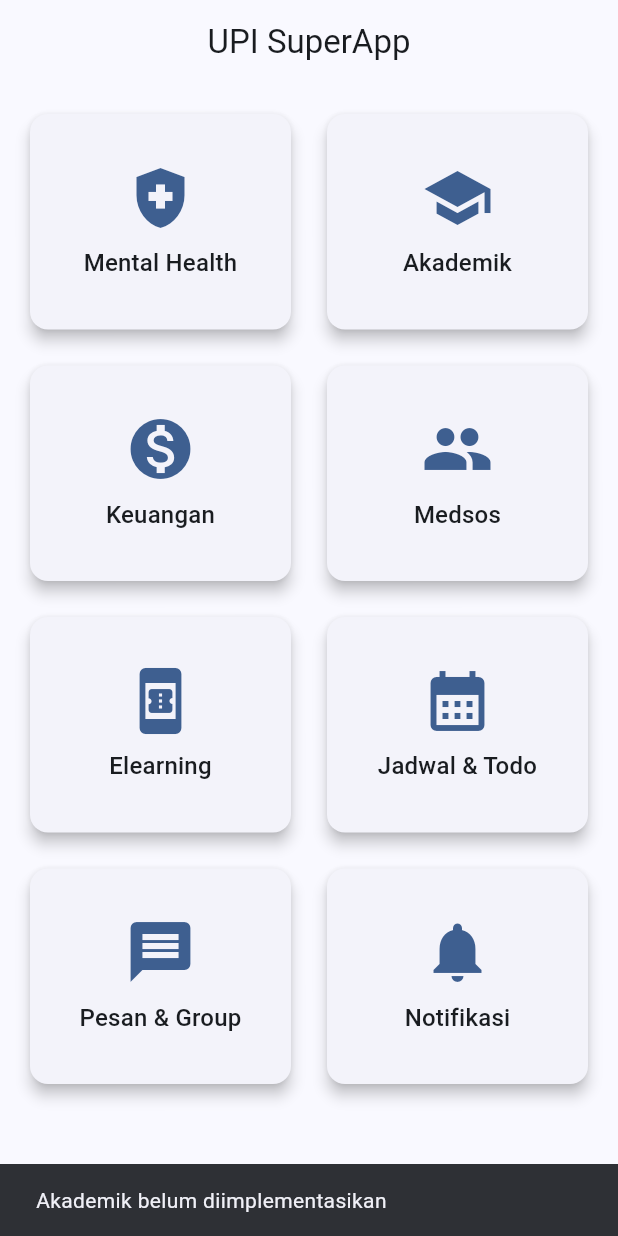
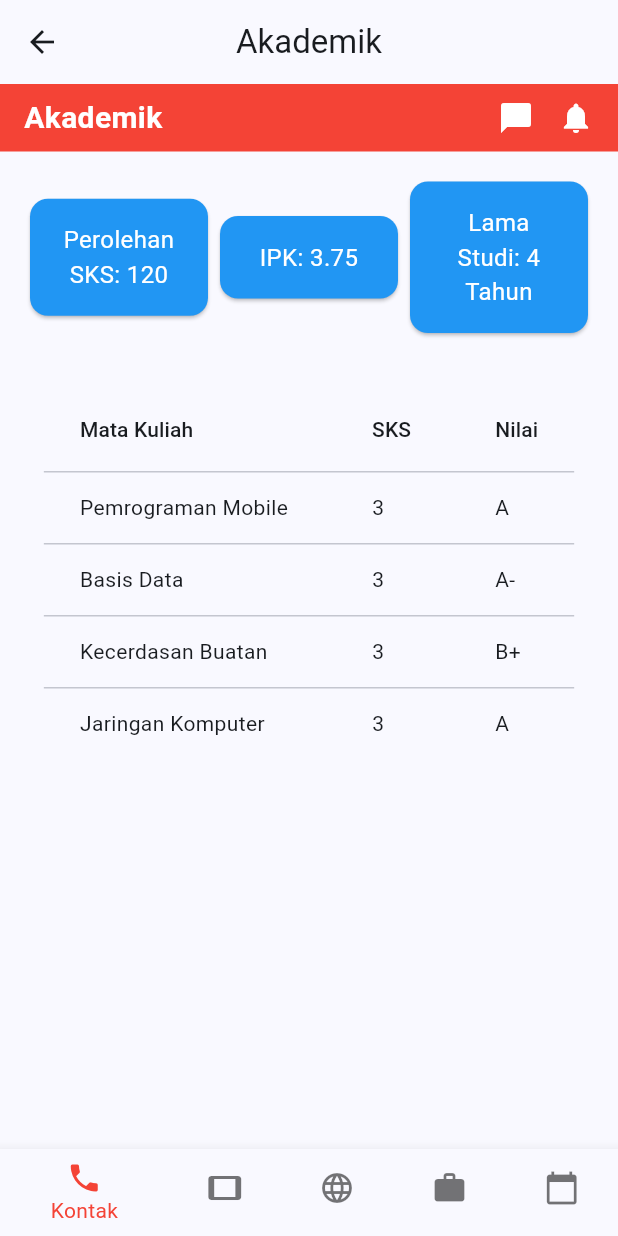
Before and after one commit to DrRhea/upi-life, a Flutter app: the screen it shows after launch, after a tap on "Akademik", on a phone screen of 412 x 824 dp. Run offline on Flutter 3.47's test engine with Material 3 defaults, Android fonts, the phone set to English and light mode, and no system bars.

Commit message:
feat: create academic page/screen

```diff
--- a/lib/Academic/academic_screen.dart
+++ b/lib/Academic/academic_screen.dart
@@ -0,0 +1,129 @@
+import 'package:flutter/material.dart';
+
+class AcademicScreen extends StatelessWidget {
+  const AcademicScreen({super.key});
+
+  @override
+  Widget build(BuildContext context) {
+    return Scaffold(
+      appBar: AppBar(
+        title: const Text('Akademik'),
+        centerTitle: true,
+      ),
+      body: Column(
+        children: [
+          Container(
+            color: Colors.red,
+            padding: const EdgeInsets.symmetric(horizontal: 16, vertical: 8),
+            child: Row(
+              mainAxisAlignment: MainAxisAlignment.spaceBetween,
+              children: const [
+                Text(
+                  'Akademik',
+                  style: TextStyle(
+                      color: Colors.white,
+                      fontSize: 20,
+                      fontWeight: FontWeight.bold),
+                ),
+                Row(
+                  children: [
+                    Icon(Icons.chat_bubble, color: Colors.white),
+                    SizedBox(width: 16),
+                    Icon(Icons.notifications, color: Colors.white),
+                  ],
+                ),
+              ],
+            ),
+          ),
+          Padding(
+            padding: const EdgeInsets.all(16.0),
+            child: Row(
+              mainAxisAlignment: MainAxisAlignment.spaceEvenly,
+              children: const [
+                _InfoCard(title: 'Perolehan SKS: 120'),
+                _InfoCard(title: 'IPK: 3.75'),
+                _InfoCard(title: 'Lama Studi: 4 Tahun'),
+              ],
+            ),
+          ),
+          Expanded(
+            child: Padding(
+              padding: const EdgeInsets.all(16.0),
+              child: SingleChildScrollView(
+                scrollDirection: Axis.horizontal,
+                child: DataTable(
+                  columns: const [
+                    DataColumn(label: Text('Mata Kuliah')),
+                    DataColumn(label: Text('SKS')),
+                    DataColumn(label: Text('Nilai')),
+                  ],
+                  rows: const [
+                    DataRow(cells: [
+                      DataCell(Text('Pemrograman Mobile')),
+                      DataCell(Text('3')),
+                      DataCell(Text('A')),
+                    ]),
+                    DataRow(cells: [
+                      DataCell(Text('Basis Data')),
+                      DataCell(Text('3')),
+                      DataCell(Text('A-')),
+                    ]),
+                    DataRow(cells: [
+                      DataCell(Text('Kecerdasan Buatan')),
+                      DataCell(Text('3')),
+                      DataCell(Text('B+')),
+                    ]),
+                    DataRow(cells: [
+                      DataCell(Text('Jaringan Komputer')),
+                      DataCell(Text('3')),
+                      DataCell(Text('A')),
+                    ]),
+                  ],
+                ),
+              ),
+            ),
+          ),
+          BottomNavigationBar(
+            backgroundColor: Colors.white,
+            selectedItemColor: Colors.red,
+            unselectedItemColor: Colors.black54,
+            items: const [
+              BottomNavigationBarItem(icon: Icon(Icons.phone), label: 'Kontak'),
+              BottomNavigationBarItem(
+                  icon: Icon(Icons.tablet), label: 'Perangkat'),
+              BottomNavigationBarItem(icon: Icon(Icons.language), label: 'Web'),
+              BottomNavigationBarItem(icon: Icon(Icons.work), label: 'Karier'),
+              BottomNavigationBarItem(
+                  icon: Icon(Icons.calendar_today), label: 'Jadwal'),
+            ],
+          ),
+        ],
+      ),
+    );
+  }
+}
+
+class _InfoCard extends StatelessWidget {
+  final String title;
+  const _InfoCard({required this.title});
+
+  @override
+  Widget build(BuildContext context) {
+    return Expanded(
+      child: Card(
+        color: Colors.blue,
+        shape: RoundedRectangleBorder(borderRadius: BorderRadius.circular(12)),
+        child: Padding(
+          padding: const EdgeInsets.all(16.0),
+          child: Center(
+            child: Text(
+              title,
+              style: const TextStyle(color: Colors.white, fontSize: 16),
+              textAlign: TextAlign.center,
+            ),
+          ),
+        ),
+      ),
+    );
+  }
+}
--- a/lib/Home/home_screen.dart
+++ b/lib/Home/home_screen.dart
@@ -1,5 +1,7 @@
 import 'package:flutter/material.dart';
-import '../MentalHealth/mental_health_screen.dart'; // Impor halaman Mental Health
+import '../MentalHealth/mental_health_screen.dart';
+import '../Academic/academic_screen.dart';
+import '../Finance/finance_screen.dart';
 
 class HomeScreen extends StatelessWidget {
   const HomeScreen({super.key});
@@ -10,10 +12,28 @@ class HomeScreen extends StatelessWidget {
 
     return Scaffold(
       appBar: AppBar(
-        title: const Text('UPI SuperApp'),
+        title: const Text('UPI Life'),
         centerTitle: true,
       ),
-      body: GridView.builder(
+      body: Column(
+        children: [
+          Padding(
+            padding: const EdgeInsets.all(16.0),
+            child: Column(
+              crossAxisAlignment: CrossAxisAlignment.start,
+              children: const [
+                Text(
+                  'Kelompok 4',
+                  style: TextStyle(fontSize: 18, fontWeight: FontWeight.bold),
+                ),
+                SizedBox(height: 8),
+                Text('Arya Jagadditha - NIM 2312239'),
+                Text('Zaki Adam - NIM 2304934'),
+              ],
+            ),
+          ),
+          Expanded(
+            child: GridView.builder(
               padding: const EdgeInsets.all(16),
               gridDelegate: SliverGridDelegateWithFixedCrossAxisCount(
                 crossAxisCount: screenWidth < 600 ? 2 : 4,
@@ -34,16 +54,29 @@ class HomeScreen extends StatelessWidget {
                           builder: (context) => const MentalHealthScreen(),
                         ),
                       );
+                    } else if (feature.title == 'Akademik') {
+                      Navigator.push(
+                        context,
+                        MaterialPageRoute(
+                          builder: (context) => const AcademicScreen(),
+                        ),
+                      );
+                    } else if (feature.title == 'Keuangan') {
+                      navigateToFinanceScreen(context);
                     } else {
                       ScaffoldMessenger.of(context).showSnackBar(
                         SnackBar(
-                    content: Text('${feature.title} belum diimplementasikan'),
+                          content:
+                              Text('${feature.title} belum diimplementasikan'),
                         ),
                       );
                     }
                   },
                 );
               },
+            ),
+          ),
+        ],
       ),
     );
   }
@@ -60,14 +93,8 @@ class Feature {
 }
 
 final List<Feature> _features = [
-  Feature(
-    title: 'Mental Health',
-    icon: Icons.health_and_safety,
-  ),
-  Feature(
-    title: 'Akademik',
-    icon: Icons.school,
-  ),
+  Feature(title: 'Mental Health', icon: Icons.health_and_safety),
+  Feature(title: 'Akademik', icon: Icons.school),
   Feature(title: 'Keuangan', icon: Icons.monetization_on),
   Feature(title: 'Medsos', icon: Icons.people),
   Feature(title: 'Elearning', icon: Icons.book_online),
@@ -93,7 +120,7 @@ class _FeatureCard extends StatelessWidget {
         borderRadius: BorderRadius.circular(12),
       ),
       child: InkWell(
-        onTap: onTap, // Menggunakan Navigator 1.0
+        onTap: onTap,
         borderRadius: BorderRadius.circular(12),
         child: Column(
           mainAxisAlignment: MainAxisAlignment.center,
```
Also changed, not shown: lib/Finance/finance_screen.dart (+97 -0 lines). Lines whose indentation alone changed are shown as unchanged.
